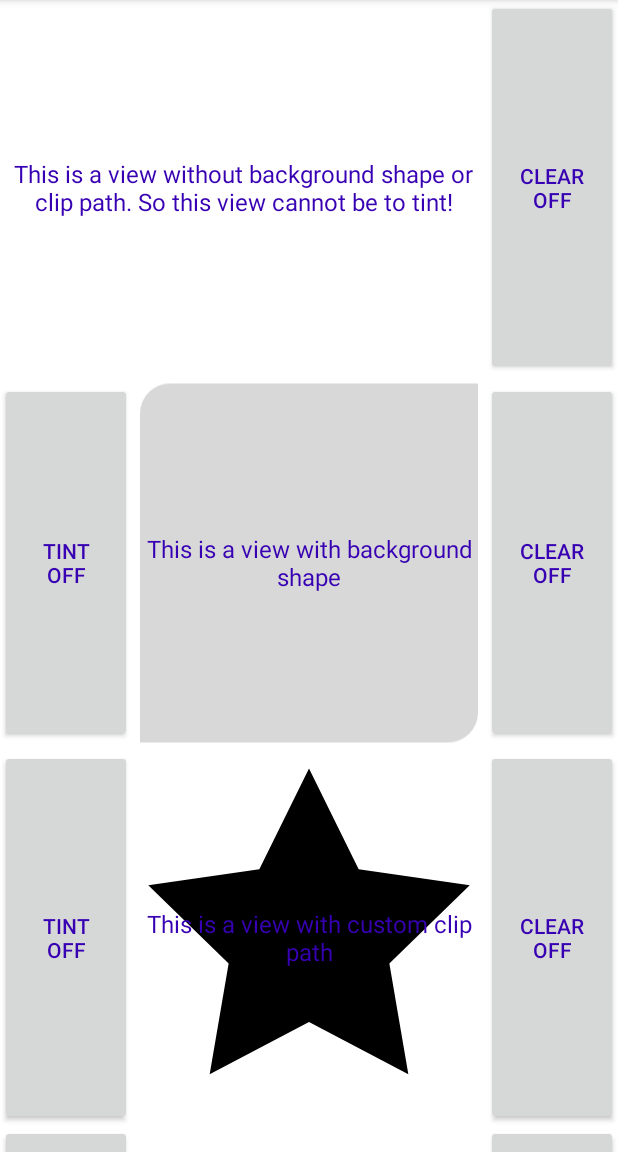
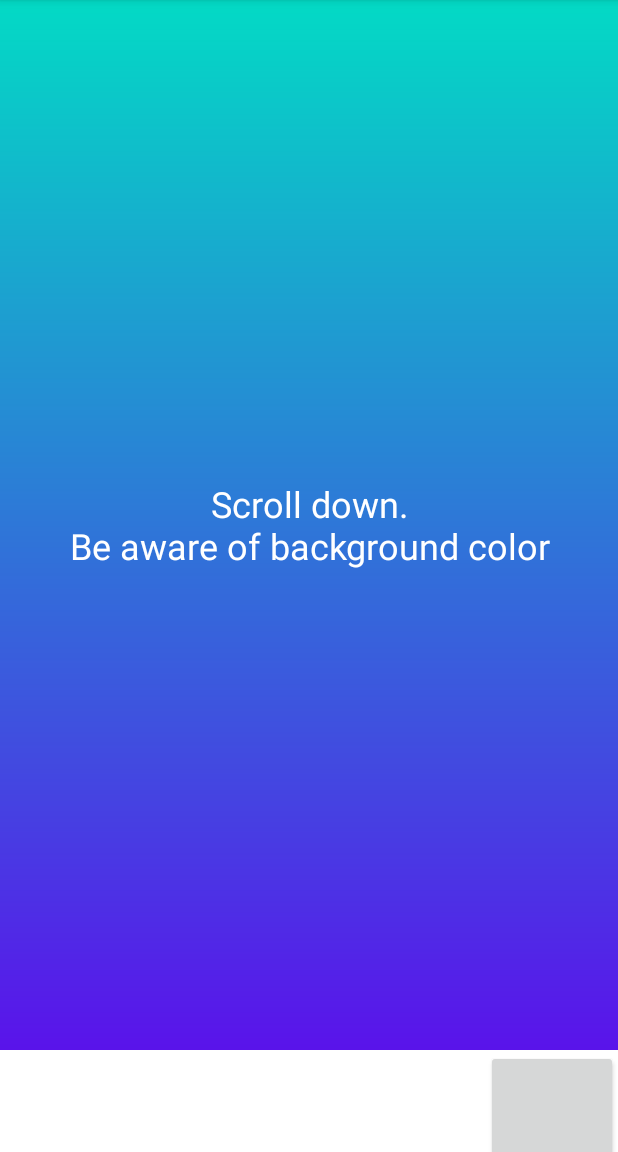
Before and after one commit to I3eyonder/background-aware-layout, an Android app: the screen it shows after launch (MainActivity), on a phone screen of 412 x 824 dp, the part 84-1236 px from its top. Run offline under Robolectric (Android 15) with nearby library versions, the phone set to English and light mode, and no system bars.

Commit message:
Update README.md, demo and screenshot

```diff
--- a/app/src/main/res/layout/activity_main.xml
+++ b/app/src/main/res/layout/activity_main.xml
@@ -20,6 +20,14 @@
             android:layout_width="match_parent"
             android:layout_height="match_parent"
             android:orientation="vertical">
+
+            <TextView
+                android:layout_width="match_parent"
+                android:layout_height="700dp"
+                android:gravity="center"
+                android:text="Scroll down.\nBe aware of background color"
+                android:textColor="@color/white"
+                android:textSize="24sp" />
 
             <com.hieupt.view.BackgroundAwareLinearLayout
                 android:layout_width="match_parent"
@@ -139,6 +147,14 @@
                     android:layout_gravity="end"
                     android:text="@string/clear_off" />
             </com.hieupt.view.BackgroundAwareFrameLayout>
+
+            <TextView
+                android:layout_width="match_parent"
+                android:layout_height="700dp"
+                android:gravity="center"
+                android:text="Scroll up.\nBe aware of background color"
+                android:textColor="@color/white"
+                android:textSize="24sp" />
         </LinearLayout>
     </androidx.core.widget.NestedScrollView>
 </androidx.constraintlayout.widget.ConstraintLayout>
```
Also changed, not shown: 2 other files.
